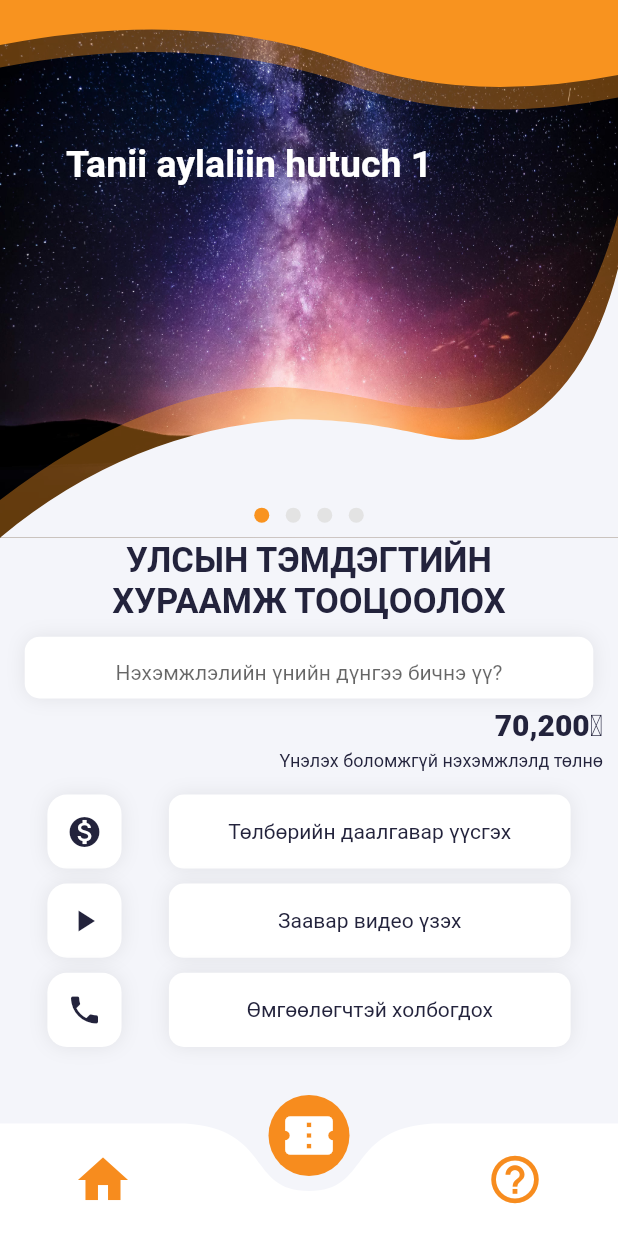
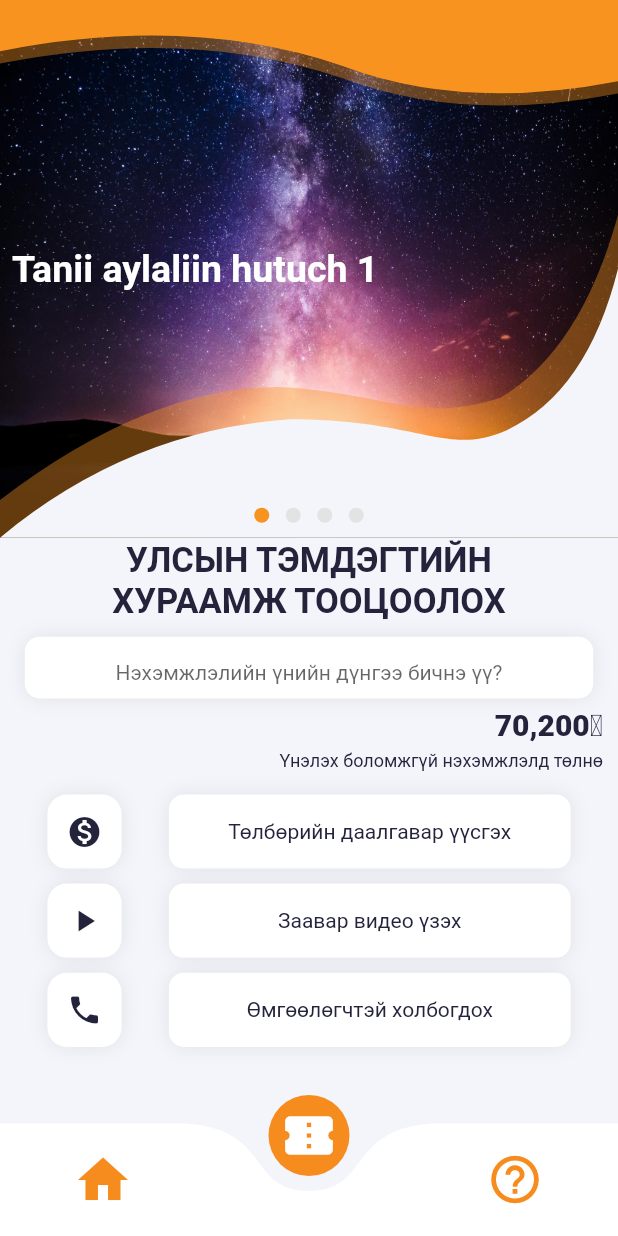
Before and after one commit to temka0170/lawapp, a Flutter app: the screen it shows after launch, on a phone screen of 412 x 824 dp. Run offline on Flutter 3.47's test engine with Material 2 defaults, Android fonts, the light colour scheme and no system bars; drawn by our look-alikes of curved_navigation_bar; our stand-ins replace carousel_slider, flutter_custom_clippers; missing offline and left inert: flutter_phone_direct_caller; Roboto replaces fonts that are missing (SFProDisplay); project files that could hold a hidden picture were left out.

Commit message:
fixed Ad section scrolling

```diff
--- a/lib/custom_func_data/calculator_carousel.dart
+++ b/lib/custom_func_data/calculator_carousel.dart
@@ -16,7 +16,6 @@ class AdScreen extends StatefulWidget {
 class _AdScreenState extends State<AdScreen> {
   //gets values in data.dart for each slide
   List<AdModel> ads = new List<AdModel>();
-  List<CustomDialogBox> cmpopups = new List<CustomDialogBox>();
   int _currentAd = 0;
   Timer timer;
   PageController adController = new PageController(initialPage: 0);
@@ -29,7 +28,6 @@ class _AdScreenState extends State<AdScreen> {
     //gets values from data.dart
     ads = getAds();
     ads.shuffle();
-    cmpopups = adPopups();
 
     //periodic slide change timer
     if (ads != null) {
@@ -82,48 +80,49 @@ class _AdScreenState extends State<AdScreen> {
             return AdTile(
               imgPath: ads[ix].getAssetPath(),
               desc: ads[ix].getDescript(),
+              idx: id,
             );
           },
         ),
         //Top curved border of Calculator,more section carousel
-        ClipPath(
+        IgnorePointer(
+          child: ClipPath(
             clipper: WaveClipperTwo(
               flip: true,
               reverse: false,
             ),
             child: Container(
               width: MediaQuery.of(context).size.width,
-            height: 85.0,
+              height: MediaQuery.of(context).size.height * 0.1,
               color: Color(0xfff8931f).withOpacity(0.4),
             ),
           ),
-        ClipPath(
+        ),
+        IgnorePointer(
+          child: ClipPath(
             clipper: WaveClipperTwo(
               flip: true,
               reverse: false,
             ),
             child: Container(
               width: MediaQuery.of(context).size.width,
-            height: 70.0,
+              height: MediaQuery.of(context).size.height * 0.09,
               color: Color(0xfff8931f),
             ),
           ),
+        ),
         //bottom curved border of calculator,more section carousel
-        CustomPaint(
-          size: Size(MediaQuery.of(context).size.width, 377),
+        IgnorePointer(
+          child: CustomPaint(
+            size: Size(MediaQuery.of(context).size.width,
+                MediaQuery.of(context).size.height * 0.46 + 1),
             painter: SecondWave(),
           ),
-        GestureDetector(
-          onTap: () {
-            showDialog(
-                context: context,
-                builder: (BuildContext context) {
-                  //this links which popup should popup when clicked on slider
-                  return cmpopups[id];
-                });
-          },
+        ),
+        IgnorePointer(
           child: CustomPaint(
-            size: Size(MediaQuery.of(context).size.width, 377),
+            size: Size(MediaQuery.of(context).size.width,
+                MediaQuery.of(context).size.height * 0.46 + 1),
             painter: FirstWave(),
           ),
         ),
@@ -152,13 +151,25 @@ class _AdScreenState extends State<AdScreen> {
 class AdTile extends StatefulWidget {
   String imgPath;
   String desc;
-  AdTile({this.imgPath, this.desc});
+  int idx;
+  AdTile({this.imgPath, this.desc, this.idx});
 
   @override
   _AdTileState createState() => _AdTileState();
 }
 
 class _AdTileState extends State<AdTile> {
+  List<CustomDialogBox> cmpopups = new List<CustomDialogBox>();
+
+  @override
+  void initState() {
+    // ignore: todo
+    // TODO: implement initState
+    super.initState();
+
+    cmpopups = adPopups();
+  }
+
   @override
   Widget build(BuildContext context) {
     return Container(
@@ -166,14 +177,26 @@ class _AdTileState extends State<AdTile> {
         children: <Widget>[
           Container(
             width: MediaQuery.of(context).size.width,
-            height: 376,
+            height: MediaQuery.of(context).size.height * 0.46,
+            child: GestureDetector(
+              onTap: () {
+                showDialog(
+                    context: context,
+                    builder: (BuildContext context) {
+                      //this links which popup should popup when clicked on slider
+                      return cmpopups[widget.idx];
+                    });
+              },
               child: FittedBox(
                 child: Image.asset(widget.imgPath),
                 fit: BoxFit.fill,
               ),
             ),
-          Padding(
-            padding: EdgeInsets.only(top: 95.0, left: 44.0),
+          ),
+          Align(
+            alignment: Alignment.centerLeft,
+            child: Padding(
+              padding: const EdgeInsets.only(left: 8.0),
               child: Text(
                 widget.desc,
                 style: TextStyle(
@@ -185,6 +208,7 @@ class _AdTileState extends State<AdTile> {
                 ),
               ),
             ),
+          ),
         ],
       ),
     );
```
Also changed, not shown: lib/custom_func_data/home_carousel.dart (+45 -29 lines). Lines whose indentation alone changed are shown as unchanged.
